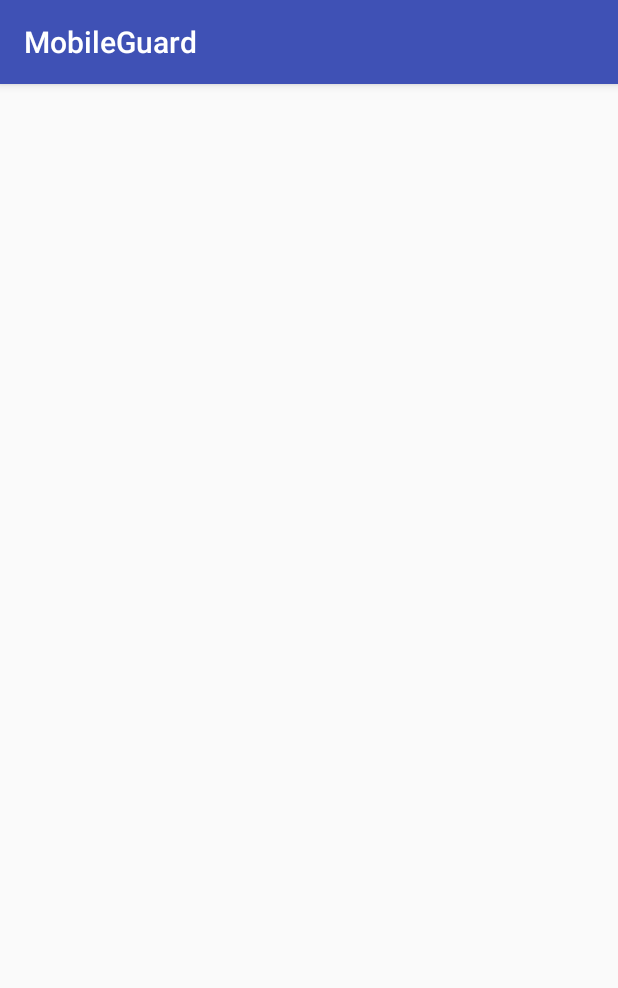
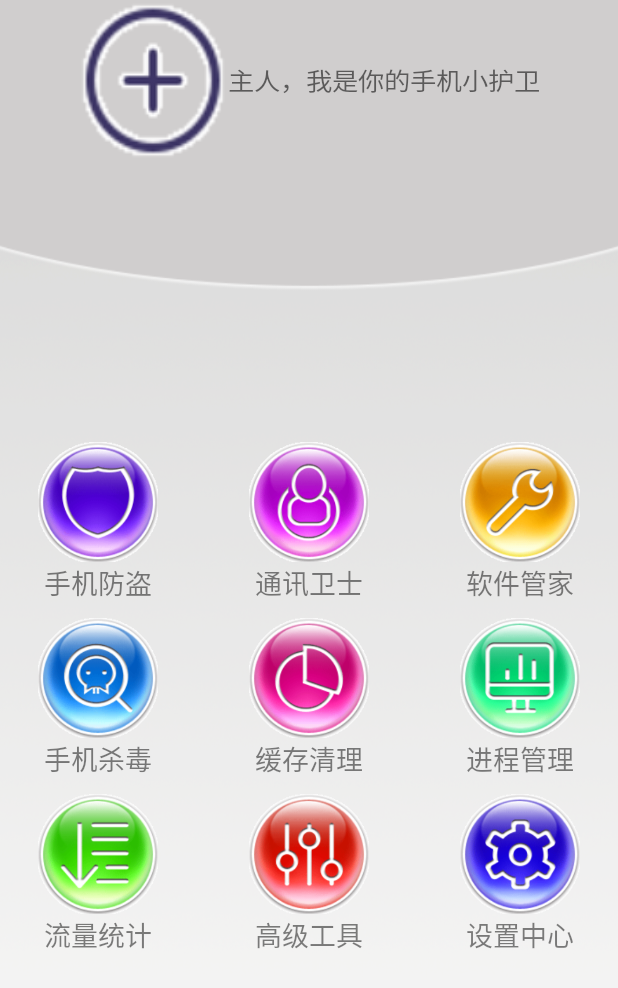
Before and after one commit to huangqunzhan013/MobileGuard, an Android app: the HomeActivity screen opened directly, with no data from a screen before it, on a phone screen of 412 x 824 dp. Shown: the top 988 px of the screen. Run offline under Robolectric (Android 15) with nearby library versions, the phone set to English and light mode, and no system bars.

Commit message:
主界面

```diff
--- a/app/src/main/java/cn/edu/gdmec/android/mobileguard/m1home/HomeActivity.java
+++ b/app/src/main/java/cn/edu/gdmec/android/mobileguard/m1home/HomeActivity.java
@@ -1,15 +1,50 @@
 package cn.edu.gdmec.android.mobileguard.m1home;
 
+import android.provider.Settings;
 import android.support.v7.app.AppCompatActivity;
 import android.os.Bundle;
+import android.view.KeyEvent;
+import android.view.View;
+import android.widget.AdapterView;
+import android.widget.GridView;
+import android.widget.Toast;
 
 import cn.edu.gdmec.android.mobileguard.R;
+import cn.edu.gdmec.android.mobileguard.m1home.adapter.HomeAdapter;
+
 
 public class HomeActivity extends AppCompatActivity {
+    private GridView gv_home;
+    private long mExitTime;
 
     @Override
     protected void onCreate(Bundle savedInstanceState) {
         super.onCreate(savedInstanceState);
         setContentView(R.layout.activity_home);
+        getSupportActionBar().hide();
+        gv_home = (GridView) findViewById(R.id.gv_home);
+        gv_home.setAdapter(new HomeAdapter(HomeActivity.this));
+        gv_home.setOnItemClickListener(new AdapterView.OnItemClickListener(){
+            @Override
+            public void onItemClick(AdapterView<?> adapterView, View view, int i, long l) {
+                switch (i){
+
+                }
+            }
+        });
+    }
+
+    @Override
+    public boolean onKeyDown(int keyCode, KeyEvent event){
+        if(keyCode==KeyEvent.KEYCODE_BACK){
+            if((System.currentTimeMillis()-mExitTime)<2000){
+                System.exit(0);
+            }else {
+                Toast.makeText(this,"再按一次退出程序",Toast.LENGTH_LONG).show();
+                mExitTime = System.currentTimeMillis();
+            }
+            return true;
+        }
+        return super.onKeyDown(keyCode,event);
     }
 }
--- /dev/null
+++ b/app/src/main/java/cn/edu/gdmec/android/mobileguard/m1home/adapter/HomeAdapter.java
@@ -0,0 +1,48 @@
+package cn.edu.gdmec.android.mobileguard.m1home.adapter;
+
+import android.content.Context;
+import android.view.View;
+import android.view.ViewGroup;
+import android.widget.BaseAdapter;
+import android.widget.ImageView;
+import android.widget.TextView;
+
+import cn.edu.gdmec.android.mobileguard.R;
+
+/**
+ * Created by Lenovo on 2017/9/22.
+ */
+
+public class HomeAdapter extends BaseAdapter{
+    int[] imageId = {R.drawable.safe,R.drawable.callmsgsafe,R.drawable.app,R.drawable.trojan,R.drawable.sysoptimize,R.drawable.taskmanager,R.drawable.netmanager,R.drawable.atools,R.drawable.settings};
+    String[] names = {"手机防盗","通讯卫士","软件管家","手机杀毒","缓存清理","进程管理","流量统计","高级工具","设置中心"};
+    private Context context;
+    public HomeAdapter(Context context){
+        this.context=context;
+    }
+
+    @Override
+    public int getCount(){
+        return 9;
+    }
+
+    @Override
+    public Object getItem(int i){
+        return null;
+    }
+
+    @Override
+    public long getItemId(int i){
+        return 0;
+    }
+
+    @Override
+    public View getView(int i, View view, ViewGroup viewGroup){
+        View view1 = View.inflate(context,R.layout.item_home,null);
+        ImageView iv_icon = (ImageView) view1.findViewById(R.id.iv_home);
+        TextView tv_name = (TextView) view1.findViewById(R.id.tv_name);
+        iv_icon.setImageResource(imageId[i]);
+        tv_name.setText(names[i]);
+        return view1;
+    }
+}
--- a/app/src/main/res/layout/activity_home.xml
+++ b/app/src/main/res/layout/activity_home.xml
@@ -1,9 +1,44 @@
 <?xml version="1.0" encoding="utf-8"?>
-<android.support.constraint.ConstraintLayout xmlns:android="http://schemas.android.com/apk/res/android"
-    xmlns:app="http://schemas.android.com/apk/res-auto"
-    xmlns:tools="http://schemas.android.com/tools"
+<LinearLayout
+    android:orientation="vertical"
     android:layout_width="match_parent"
     android:layout_height="match_parent"
-    tools:context="cn.edu.gdmec.android.mobileguard.m1home.HomeActivity">
+    android:layout_gravity="center"
+    android:background="@drawable/bg_home"
+    xmlns:android="http://schemas.android.com/apk/res/android" >
+    <LinearLayout
+        android:layout_width="match_parent"
+        android:layout_height="wrap_content"
+        android:orientation="horizontal"
+        android:gravity="center">
+        <ImageView
+            android:layout_width="100dp"
+            android:layout_height="107dp"
+            android:background="@drawable/add"
+            android:scaleType="fitXY"/>
+        <TextView
+            android:layout_width="wrap_content"
+            android:layout_height="wrap_content"
+            android:id="@+id/tv_home"
+            android:textSize="16sp"
+            android:text="主人，我是你的手机小护卫"
+            android:textColor="#90000000"
+            android:textScaleX="1.1"
+            android:typeface="normal"/>
+        </LinearLayout>
+    <RelativeLayout
+        android:layout_width="match_parent"
+        android:layout_height="match_parent">
+        <GridView
+            android:layout_width="match_parent"
+            android:layout_height="wrap_content"
+            android:id="@+id/gv_home"
+            android:layout_centerInParent="true"
+            android:gravity="center"
+            android:horizontalSpacing="10dp"
+            android:verticalSpacing="10dp"
+            android:numColumns="3">
 
-</android.support.constraint.ConstraintLayout>
+        </GridView>
+    </RelativeLayout>
+</LinearLayout>
--- a/app/src/main/res/layout/activity_splash.xml
+++ b/app/src/main/res/layout/activity_splash.xml
@@ -2,7 +2,7 @@
 <RelativeLayout
     xmlns:android="http://schemas.android.com/apk/res/android"
     xmlns:tools="http://schemas.android.com/tools"
-    android:layout_width="wrap_content"
+    android:layout_width="match_parent"
     android:layout_height="match_parent"
     android:background="@drawable/launch_bg"
     tools:context=".SplashActivity">
@@ -11,7 +11,8 @@
         android:layout_width="wrap_content"
         android:layout_height="wrap_content"
         android:layout_centerVertical="true"
-        android:layout_centerHorizontal="true"/>
+        android:layout_centerHorizontal="true"
+        />
 
     <TextView
         android:id="@+id/tv_splash_version"
--- a/app/src/main/res/layout/content_home.xml
+++ /dev/null
@@ -1,11 +0,0 @@
-<?xml version="1.0" encoding="utf-8"?>
-<android.support.constraint.ConstraintLayout xmlns:android="http://schemas.android.com/apk/res/android"
-    xmlns:app="http://schemas.android.com/apk/res-auto"
-    xmlns:tools="http://schemas.android.com/tools"
-    android:layout_width="match_parent"
-    android:layout_height="match_parent"
-    app:layout_behavior="@string/appbar_scrolling_view_behavior"
-    tools:context="cn.edu.gdmec.android.mobileguard.m1home.HomeActivity"
-    tools:showIn="@layout/activity_home">
-
-</android.support.constraint.ConstraintLayout>
--- /dev/null
+++ b/app/src/main/res/layout/item_home.xml
@@ -0,0 +1,19 @@
+<?xml version="1.0" encoding="utf-8"?>
+<LinearLayout xmlns:android="http://schemas.android.com/apk/res/android"
+    android:layout_width="wrap_content"
+    android:layout_height="wrap_content"
+    android:gravity="center"
+    android:orientation="vertical">
+    <ImageView
+        android:layout_width="80dp"
+        android:layout_height="80dp"
+        android:id="@+id/iv_home"
+        android:background="@drawable/atools"/>
+    <TextView
+        android:layout_width="wrap_content"
+        android:layout_height="wrap_content"
+        android:id="@+id/tv_name"
+        android:text="高级工具"
+        android:textColor="#80000000"
+        android:textSize="18dp"/>
+</LinearLayout>
```
Also changed, not shown: app/src/main/res/drawable/add.png (added), app/src/main/res/drawable/app.png (added), app/src/main/res/drawable/atools.png (added), app/src/main/res/drawable/bg_home.png (added), app/src/main/res/drawable/callmsgsafe.png (added), app/src/main/res/drawable/netmanager.png (added), app/src/main/res/drawable/safe.png (added), app/src/main/res/drawable/settings.png (added), app/src/main/res/drawable/sysoptimize.png (added), app/src/main/res/drawable/taskmanager.png (added), app/src/main/res/drawable/trojan.png (added).
